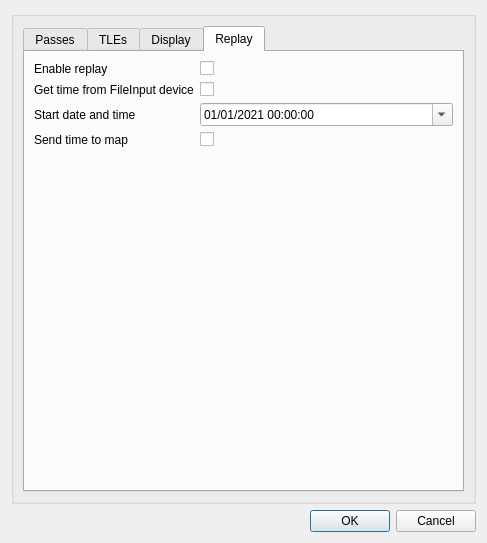
Qt form plugins/feature/satellitetracker/satellitetrackersettingsdialog.ui (f4exb/sdrangel) before a commit.
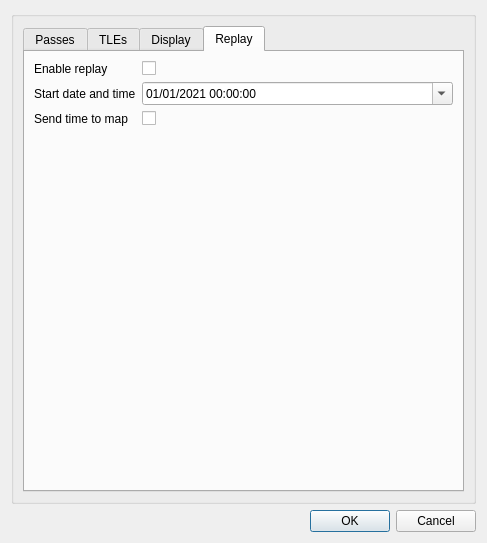
The same form after that commit. The open tabs and pages were chosen to show the change.

Commit message: Satellite Tracker - Get time from Map or File Input device.

Patch:
```diff
--- a/plugins/feature/satellitetracker/satellitetrackersettingsdialog.ui
+++ b/plugins/feature/satellitetracker/satellitetrackersettingsdialog.ui
@@ -517,30 +517,13 @@
            </widget>
           </item>
           <item row="1" column="0">
-           <widget class="QLabel" name="useFileInputTimeLabel">
-            <property name="text">
-             <string>Get time from FileInput device</string>
-            </property>
-           </widget>
-          </item>
-          <item row="1" column="1">
-           <widget class="QCheckBox" name="useFileInputTime">
-            <property name="toolTip">
-             <string>Get the time from the FileInput device</string>
-            </property>
-            <property name="text">
-             <string/>
-            </property>
-           </widget>
-          </item>
-          <item row="2" column="0">
            <widget class="QLabel" name="replayDateTimeLabel">
             <property name="text">
              <string>Start date and time</string>
             </property>
            </widget>
           </item>
-          <item row="2" column="1">
+          <item row="1" column="1">
            <widget class="QDateTimeEdit" name="replayDateTime">
             <property name="toolTip">
              <string>Set date and time to the displayed value when Satellite Tracker's start button is pressed</string>
@@ -560,14 +543,14 @@
             </property>
            </widget>
           </item>
-          <item row="3" column="0">
+          <item row="2" column="0">
            <widget class="QLabel" name="sendTimeToMapLabel">
             <property name="text">
              <string>Send time to map</string>
             </property>
            </widget>
           </item>
-          <item row="3" column="1">
+          <item row="2" column="1">
            <widget class="QCheckBox" name="sendTimeToMap">
             <property name="toolTip">
              <string>Send time to Map feature when Satellite Tracker's start button is pressed</string>
```
The commit also changes 10 other files.
